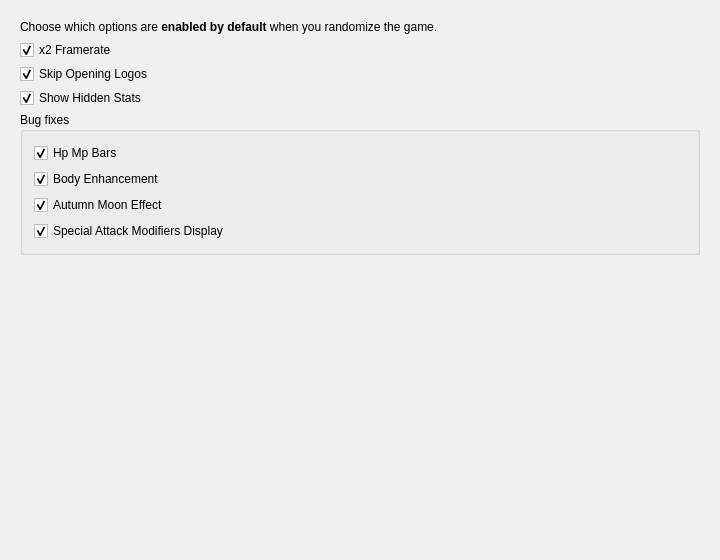
First picture: the form in src/FrontendQt/DefaultDialog.ui, repository Meos4/Jade-Cocoon-Randomizer, before the edit.
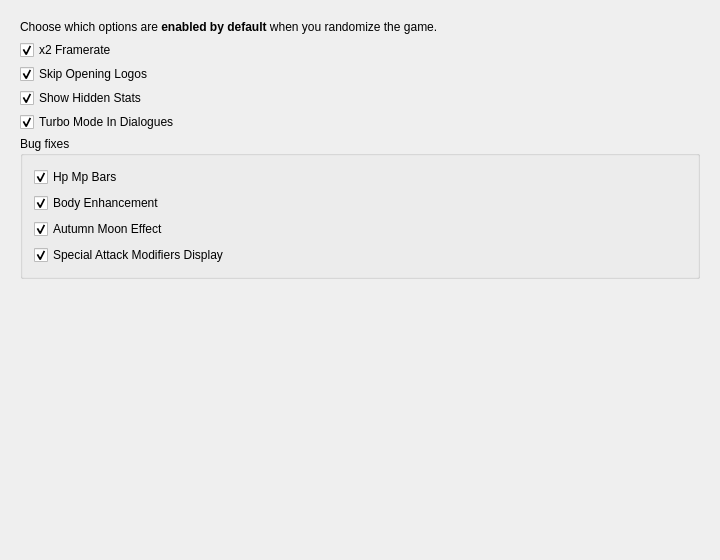
Second picture: the form after the edit.

Commit message: Add Turbo Mode In Dialogues

What changed in the file:
```diff
--- a/src/FrontendQt/DefaultDialog.ui
+++ b/src/FrontendQt/DefaultDialog.ui
@@ -106,6 +106,16 @@
          </property>
         </widget>
        </item>
+       <item>
+        <widget class="QCheckBox" name="turboModeInDialogues">
+         <property name="text">
+          <string>Turbo Mode In Dialogues</string>
+         </property>
+         <property name="checked">
+          <bool>true</bool>
+         </property>
+        </widget>
+       </item>
        <item>
         <widget class="QGroupBox" name="fixesGroupBox">
          <property name="title">
```
The commit also changes 7 other files.
